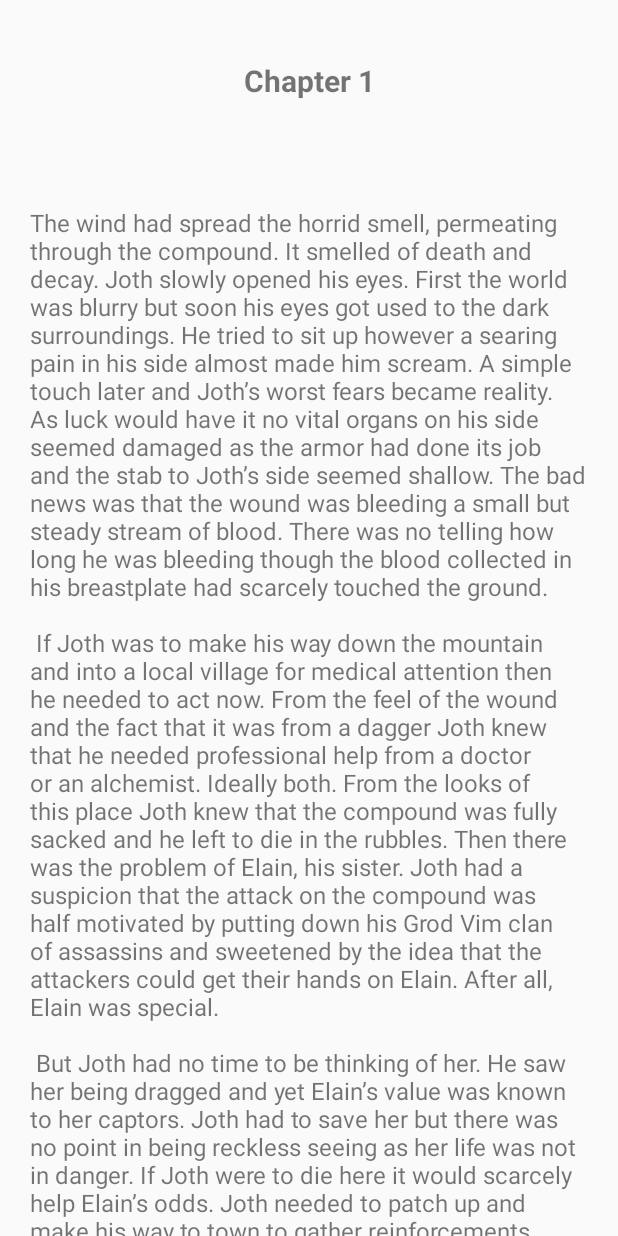
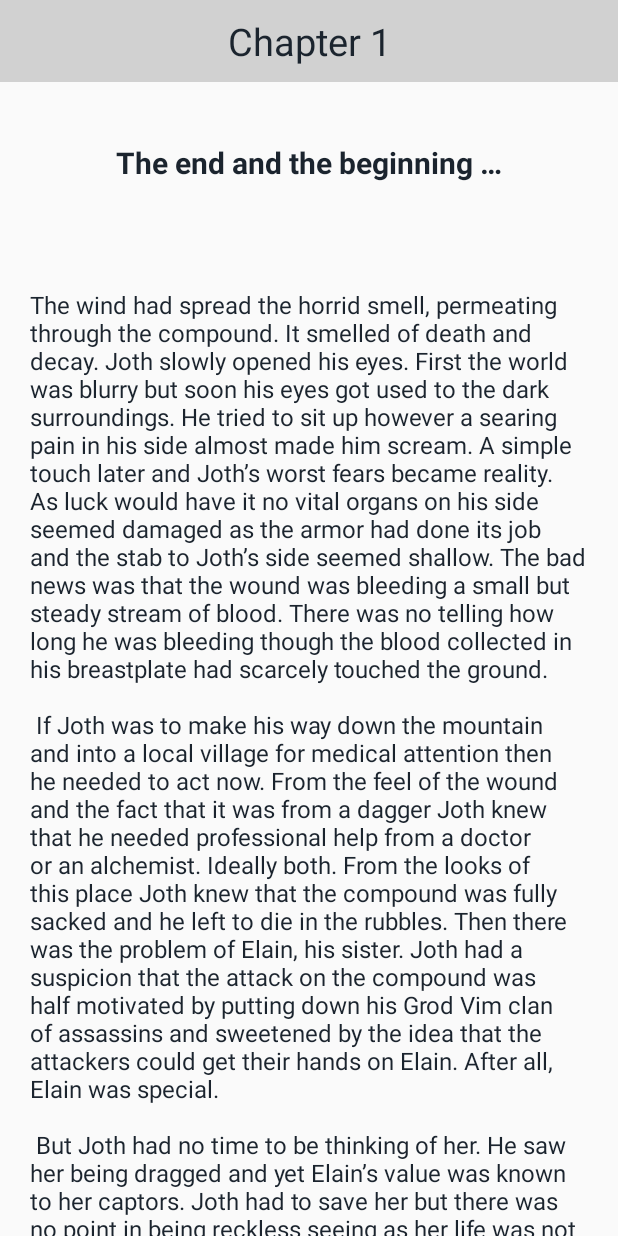
Before and after one commit to hamidsani/DagBow, an Android app: the MainActivity screen opened directly, with no data from a screen before it, after a tap on "NEW JOURNEY!", on a phone screen of 412 x 824 dp. Run offline under Robolectric (Android 15) with nearby library versions, the phone set to English and light mode, and no system bars; libraries missing offline, so code that uses them is left out: com.google.firebase.crash; 1 statement that could not run was skipped.

Commit message:
Added a title bar and cleaned up the drawables

```diff
--- a/app/build.gradle
+++ b/app/build.gradle
@@ -15,6 +15,7 @@ android {
     buildTypes {
         release {
             minifyEnabled false
+            shrinkResources true
             proguardFiles getDefaultProguardFile('proguard-android.txt'), 'proguard-rules.pro'
         }
     }
--- a/app/src/main/java/com/ah/dagbow/Fragments/StoryFragment.java
+++ b/app/src/main/java/com/ah/dagbow/Fragments/StoryFragment.java
@@ -23,6 +23,7 @@ public class StoryFragment extends Fragment {
 
     private final String TAG = StoryFragment.class.getSimpleName();
     public LinearLayout linearLayout;
+    public TextView title;
     //public ProgressDialog progress;
 
     public StoryFragment() {
@@ -43,11 +44,14 @@ public class StoryFragment extends Fragment {
         MainActivity mainAct = (MainActivity) getActivity();
         Log.d(TAG, Integer.toString(mainAct.PlayerChoices.size()));
         linearLayout = v.findViewById(R.id.body);
+        title = v.findViewById(R.id.title);
         draw(mainAct.PlayerChoices.get(mainAct.PlayerChoices.size() - 1));
         return v;
     }
 
     private void draw(final Choice choice){
+
+        title.setText("Chapter 1");
 
         Log.d(TAG,choice.getID());
         Log.d(TAG,choice.getName());
--- a/app/src/main/java/com/ah/dagbow/MainActivity.java
+++ b/app/src/main/java/com/ah/dagbow/MainActivity.java
@@ -5,26 +5,15 @@ import android.content.Context;
 import android.content.Intent;
 import android.content.SharedPreferences;
 import android.content.res.Resources;
-import android.os.Handler;
-import android.preference.PreferenceManager;
+import android.os.Bundle;
 import android.support.v7.app.AppCompatActivity;
-import android.os.Bundle;
 import android.util.Log;
 import android.view.View;
-import android.view.WindowManager;
 
 import com.ah.dagbow.Common.Choice;
-import com.ah.dagbow.Common.Constants;
 import com.ah.dagbow.Fragments.MainFragment;
-import com.ah.dagbow.Fragments.SplashFragment;
 import com.ah.dagbow.Fragments.StoryFragment;
-import com.ah.dagbow.Common.Choice;
 
-import org.jgrapht.*;
-import org.jgrapht.graph.*;
-
-import java.net.MalformedURLException;
-import java.net.URL;
 import java.util.ArrayList;
 import java.util.List;
 
@@ -36,12 +25,10 @@ public class MainActivity extends AppCompatActivity {
     private final static String TAG = MainActivity.class.getSimpleName();
 
     public int option = 0;
-
+    public List<Choice> PlayerChoices = new ArrayList<>();
+    public Choice c_001_1, c_002_1, c_003_1, c_004_1, c_004_2, c_005_1,c_005_2,c_006_1,c_006_2,c_007_1,c_007_2;
     private boolean nightMode = true;
     private SharedPreferences sharedPref;
-
-    public List<Choice> PlayerChoices = new ArrayList<>();
-    public Choice c_001_1, c_002_1, c_003_1, c_004_1, c_004_2, c_005_1,c_005_2,c_006_1,c_006_2,c_007_1,c_007_2;
 
     @Override
     protected void onCreate(Bundle savedInstanceState) {
@@ -67,13 +54,13 @@ public class MainActivity extends AppCompatActivity {
         ft.add(R.id.fragmentContainer, new MainFragment(), "MainFragment");
         ft.commit();
 
-        getWindow().addFlags(WindowManager.LayoutParams.FLAG_KEEP_SCREEN_ON);
-        getWindow().getDecorView().setSystemUiVisibility(View.SYSTEM_UI_FLAG_LAYOUT_STABLE
-                | View.SYSTEM_UI_FLAG_LAYOUT_HIDE_NAVIGATION
-                | View.SYSTEM_UI_FLAG_LAYOUT_FULLSCREEN
-                | View.SYSTEM_UI_FLAG_HIDE_NAVIGATION
-                | View.SYSTEM_UI_FLAG_FULLSCREEN
-                | View.SYSTEM_UI_FLAG_IMMERSIVE_STICKY);
+//        getWindow().addFlags(WindowManager.LayoutParams.FLAG_KEEP_SCREEN_ON);
+//        getWindow().getDecorView().setSystemUiVisibility(View.SYSTEM_UI_FLAG_LAYOUT_STABLE
+//                | View.SYSTEM_UI_FLAG_LAYOUT_HIDE_NAVIGATION
+//                | View.SYSTEM_UI_FLAG_LAYOUT_FULLSCREEN
+//                | View.SYSTEM_UI_FLAG_HIDE_NAVIGATION
+//                | View.SYSTEM_UI_FLAG_FULLSCREEN
+//                | View.SYSTEM_UI_FLAG_IMMERSIVE_STICKY);
     }
 
     public void newStoryFunc() {
--- a/app/src/main/java/com/ah/dagbow/SplashActivity.java
+++ b/app/src/main/java/com/ah/dagbow/SplashActivity.java
@@ -7,12 +7,9 @@ import android.os.Handler;
 import android.support.v7.app.AppCompatActivity;
 import android.util.Log;
 import android.view.View;
-import android.view.WindowManager;
 
 import com.ah.dagbow.Common.Constants;
-import com.ah.dagbow.Fragments.MainFragment;
 import com.ah.dagbow.Fragments.SplashFragment;
-import com.ah.dagbow.Fragments.StoryFragment;
 
 /**
  * An example full-screen activity that shows and hides the system UI (i.e.
@@ -20,6 +17,16 @@ import com.ah.dagbow.Fragments.StoryFragment;
  */
 public class SplashActivity extends AppCompatActivity {
     private final static String TAG = SplashActivity.class.getSimpleName();
+    //Handler that sends a warning when 15 seconds is left to canceling - based off of detecting no interaction
+    Handler splashHandler = new Handler();
+    Runnable splashRunnable = new Runnable() {
+        @Override
+        public void run() {
+            Log.d(TAG, "runnable");
+            startActivity(new Intent(SplashActivity.this, MainActivity.class));
+            finish();
+        }
+    };
 
     @Override
     protected void onCreate(Bundle savedInstanceState) {
@@ -34,25 +41,7 @@ public class SplashActivity extends AppCompatActivity {
 
         splashHandler.postDelayed(splashRunnable, Constants.SPLASH_TIMEOUT);
 
-        getWindow().addFlags(WindowManager.LayoutParams.FLAG_KEEP_SCREEN_ON);
-        getWindow().getDecorView().setSystemUiVisibility(View.SYSTEM_UI_FLAG_LAYOUT_STABLE
-                | View.SYSTEM_UI_FLAG_LAYOUT_HIDE_NAVIGATION
-                | View.SYSTEM_UI_FLAG_LAYOUT_FULLSCREEN
-                | View.SYSTEM_UI_FLAG_HIDE_NAVIGATION
-                | View.SYSTEM_UI_FLAG_FULLSCREEN
-                | View.SYSTEM_UI_FLAG_IMMERSIVE_STICKY);
     }
-
-    //Handler that sends a warning when 15 seconds is left to canceling - based off of detecting no interaction
-    Handler splashHandler = new Handler();
-    Runnable splashRunnable = new Runnable(){
-        @Override
-        public void run(){
-            Log.d(TAG,"runnable");
-            startActivity(new Intent(SplashActivity.this, MainActivity.class));
-            finish();
-        }
-    };
 
     //Here is the code for turning this activity into immersion mode
     @Override
--- a/app/src/main/res/layout/story.xml
+++ b/app/src/main/res/layout/story.xml
@@ -1,15 +1,24 @@
-<FrameLayout xmlns:android="http://schemas.android.com/apk/res/android"
+<LinearLayout xmlns:android="http://schemas.android.com/apk/res/android"
     xmlns:tools="http://schemas.android.com/tools"
-    android:id="@+id/frame"
     android:layout_width="match_parent"
     android:layout_height="match_parent"
+    android:orientation="vertical"
     tools:context="com.ah.dagbow.MainActivity">
 
-    <!-- The primary full-screen view. This can be replaced with whatever view
-         is needed to present your content, e.g. VideoView, SurfaceView,
-         TextureView, etc. -->
+
+    <TextView
+        android:id="@+id/title"
+        android:layout_width="fill_parent"
+        android:layout_height="wrap_content"
+        android:background="?attr/colorPrimaryDark"
+        android:gravity="center"
+        android:paddingBottom="10dp"
+        android:paddingTop="10dp"
+        android:text="Chapter *"
+        android:textSize="25sp" />
+
     <ScrollView xmlns:android="http://schemas.android.com/apk/res/android"
-        android:layout_width="match_parent"
+            android:layout_width="match_parent"
         android:layout_height="match_parent"
         android:scrollbars="none">
 
@@ -23,4 +32,4 @@
 
         </LinearLayout>
     </ScrollView>
-</FrameLayout>
+</LinearLayout>
--- a/app/src/main/res/values/colors.xml
+++ b/app/src/main/res/values/colors.xml
@@ -7,4 +7,5 @@
     <color name="black_overlay">#66000000</color>
     <color name="black_background">#FF1B242E</color>
     <color name="white">#FFFDFDFE</color>
+    <color name="off_white">#d1d1d1</color>
 </resources>
--- a/app/src/main/res/values/strings.xml
+++ b/app/src/main/res/values/strings.xml
@@ -1,7 +1,7 @@
 <resources>
-    <string name="app_name">Daggers &amp; Bows</string>
+    <string name="app_name">Daggers &amp; Bow</string>
 
-    <string name="splash">Daggers and Bows</string>
+    <string name="splash">Daggers and Bow</string>
     <string name="author">Author: Alireza Sani</string>
     <string name="app_dev">App dev: Hamid Sani</string>
     <string name="company_name">Company: A&amp;H</string>
@@ -13,7 +13,7 @@
     <string name="day_night_mode">Day/Night Mode</string>
 
 
-    <string name="chapter_1">Chapter 1</string>
+    <string name="chapter_1">The end and the beginning &#8230;</string>
     <string name="chapter_1_1">The end and the beginning</string>
     <string name="chapter_1_1t">The wind had spread the horrid smell, permeating through the compound.
         It smelled of death and decay. Joth slowly opened his eyes. First the world was blurry but soon his eyes got used to the dark surroundings.
--- a/app/src/main/res/values/styles.xml
+++ b/app/src/main/res/values/styles.xml
@@ -3,14 +3,24 @@
     <!-- Base application theme. -->
     <style name="AppTheme" parent="Theme.AppCompat.Light">
         <!-- Customize your theme here. -->
+        <item name="colorPrimaryDark">@color/off_white</item>
         <item name="colorPrimary">@color/white</item>
-        <item name="android:textColorPrimary">@color/black_background</item>
+        <item name="android:textColor">@color/black_background</item>
+        <item name="windowNoTitle">true</item>
+        <item name="windowActionBar">false</item>
+        <item name="android:windowFullscreen">true</item>
+        <item name="android:windowContentOverlay">@null</item>
     </style>
 
 
     <style name="AppTheme.Dark" parent="Theme.AppCompat">
         <!-- Customize your theme here. -->
+        <item name="colorPrimaryDark">@color/black_overlay</item>
         <item name="colorPrimary">@color/black_background</item>
-        <item name="android:textColorPrimary">@color/white</item>
+        <item name="android:textColor">@color/white</item>
+        <item name="windowNoTitle">true</item>
+        <item name="windowActionBar">false</item>
+        <item name="android:windowFullscreen">true</item>
+        <item name="android:windowContentOverlay">@null</item>
     </style>
 </resources>
```
Also changed, not shown: app/src/main/res/drawable/banner.png (deleted), app/src/main/res/drawable/boxer_1280.png (deleted).
